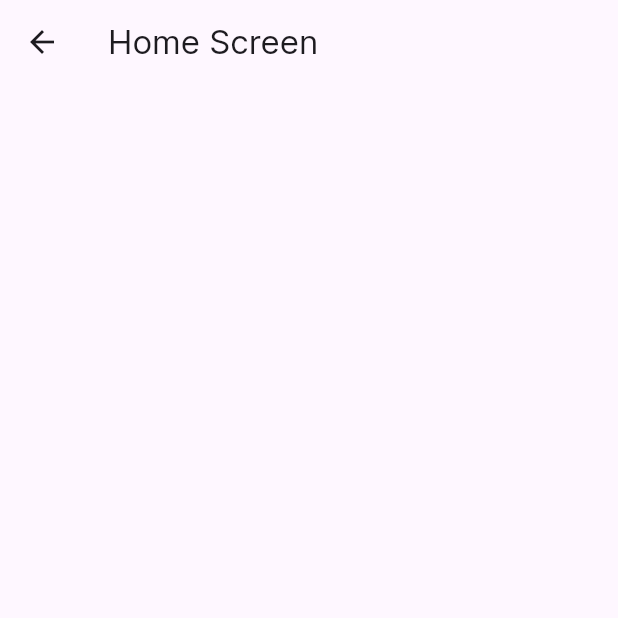
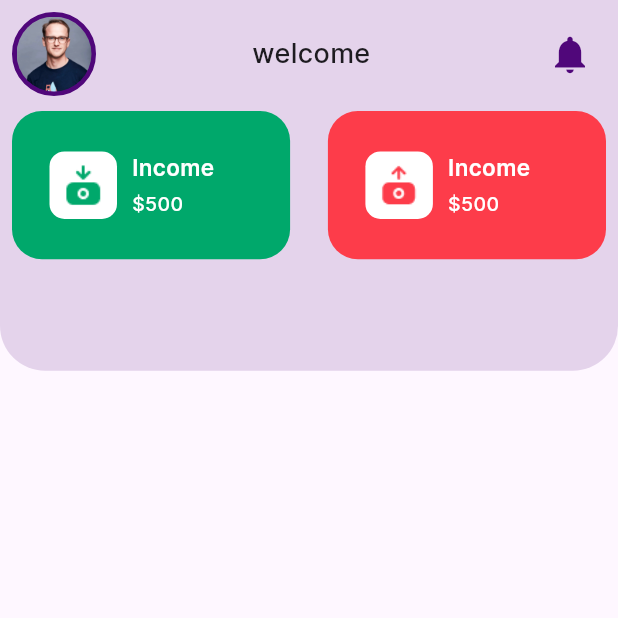
Before and after one commit to sharada0417/Digital_expenz_tracker, a Flutter app: the HomeScreen screen opened directly, on a phone screen of 412 x 824 dp, the top half of it. Run offline on Flutter 3.47's test engine with Material 3 defaults, Android fonts, the phone set to English and light mode, and no system bars; our stand-ins replace shared_preferences, smooth_page_indicator; accounts and stored records are empty.

Commit message:
styling home page

```diff
--- a/lib/screens/home_screen.dart
+++ b/lib/screens/home_screen.dart
@@ -1,3 +1,6 @@
+import 'package:digital_expenz_tracker/constants/colors.dart';
+import 'package:digital_expenz_tracker/services/userService.dart';
+import 'package:digital_expenz_tracker/widgets/income_expence_card.dart';
 import 'package:flutter/material.dart';
 
 class HomeScreen extends StatefulWidget {
@@ -8,12 +11,105 @@ class HomeScreen extends StatefulWidget {
 }
 
 class _HomeScreenState extends State<HomeScreen> {
+  //for store the username
+  String username = "";
+
+  @override
+  void initState() {
+    //get the user name from the shared pref
+    UserServices.getUserData().then((value) {
+      if (value["username"] != null) {
+        setState(() {
+          username = value['username']!;
+          print(username);
+        });
+      }
+    });
+    super.initState();
+  }
+
   @override
   Widget build(BuildContext context) {
     return Scaffold(
-      appBar: AppBar(
-        title: const Text("Home Screen"),
-      ),
-    );
+        body: SafeArea(
+      child: SingleChildScrollView(
+          //main column
+          child: Column(
+        children: [
+          Container(
+            height: MediaQuery.of(context).size.height * 0.3,
+            decoration: BoxDecoration(
+                color: kMainColor.withOpacity(0.15),
+                borderRadius: const BorderRadius.only(
+                  bottomLeft: Radius.circular(30),
+                  bottomRight: Radius.circular(30),
+                )),
+            child: Padding(
+              padding: const EdgeInsets.all(8.0),
+              child: Column(
+                children: [
+                  Row(
+                    mainAxisAlignment: MainAxisAlignment.spaceBetween,
+                    children: [
+                      Container(
+                        decoration: BoxDecoration(
+                            borderRadius: BorderRadius.circular(100),
+                            color: kMainColor,
+                            border: Border.all(
+                              color: kMainColor,
+                              width: 3,
+                            )),
+                        child: ClipRRect(
+                          borderRadius: BorderRadius.circular(100),
+                          child: Image.asset(
+                            "assets/images/user.jpg",
+                            width: 50,
+                            fit: BoxFit.cover,
+                          ),
+                        ),
+                      ),
+                      const SizedBox(
+                        width: 20,
+                      ),
+                      Text(
+                        "welcome $username",
+                        style: const TextStyle(
+                            fontSize: 18, fontWeight: FontWeight.w500),
+                      ),
+                      const SizedBox(
+                        width: 20,
+                      ),
+                      IconButton(
+                        onPressed: () {},
+                        icon: const Icon(Icons.notifications,
+                            color: kMainColor, size: 30),
+                      )
+                    ],
+                  ),
+                  const SizedBox(
+                    height: 10,
+                  ),
+                  const Row(
+                    mainAxisAlignment: MainAxisAlignment.spaceBetween,
+                    children: [
+                      IncomeExpenceCard(
+                          title: "Income",
+                          amount: 500,
+                          imageUrl: "assets/images/income.png",
+                          bgColor: kGreen),
+                      IncomeExpenceCard(
+                          title: "Income",
+                          amount: 500,
+                          imageUrl: "assets/images/expense.png",
+                          bgColor: kRed),
+                    ],
+                  ),
+                ],
+              ),
+            ),
+          )
+        ],
+      )),
+    ));
   }
 }
--- a/lib/services/userService.dart
+++ b/lib/services/userService.dart
@@ -45,4 +45,15 @@ class UserServices {
     String? userName = prefs.getString('username');
     return userName != null;
   }
+
+  //get the username and the email
+  static Future<Map<String, String>> getUserData() async {
+    //create an instance for shared pref
+    SharedPreferences pref = await SharedPreferences.getInstance();
+
+    String? userName = pref.getString("username");
+    String? email = pref.getString("email");
+
+    return {"username": userName!, "email": email!};
+  }
 }
--- /dev/null
+++ b/lib/widgets/income_expence_card.dart
@@ -0,0 +1,88 @@
+import 'package:digital_expenz_tracker/constants/colors.dart';
+import 'package:digital_expenz_tracker/constants/constants.dart';
+import 'package:flutter/material.dart';
+
+class IncomeExpenceCard extends StatefulWidget {
+  final String title;
+  final int amount;
+  final String imageUrl;
+  final Color bgColor;
+
+  const IncomeExpenceCard({
+    super.key,
+    required this.title,
+    required this.amount,
+    required this.imageUrl,
+    required this.bgColor,
+  });
+
+  @override
+  State<IncomeExpenceCard> createState() => _IncomeExpenceCardState();
+}
+
+class _IncomeExpenceCardState extends State<IncomeExpenceCard> {
+  @override
+  Widget build(BuildContext context) {
+    return Container(
+      width: MediaQuery.of(context).size.width * 0.45,
+      height: MediaQuery.of(context).size.height * 0.12,
+      decoration: BoxDecoration(
+        color: widget.bgColor,
+        borderRadius: BorderRadius.circular(20),
+      ),
+      child: Padding(
+        padding: const EdgeInsets.all(kDefaultpadding),
+        child: Row(
+          crossAxisAlignment: CrossAxisAlignment.center,
+          children: [
+            // Image box
+            Container(
+              height: 45,
+              width: 45,
+              decoration: BoxDecoration(
+                color: kWhite,
+                borderRadius: BorderRadius.circular(10),
+              ),
+              child: Center(
+                child: Image.asset(
+                  widget.imageUrl,
+                  width: 30,
+                  height: 30,
+                ),
+              ),
+            ),
+
+            const SizedBox(width: 10),
+
+            // Text Column
+            Expanded(
+              child: Column(
+                mainAxisAlignment: MainAxisAlignment.center,
+                crossAxisAlignment: CrossAxisAlignment.start,
+                children: [
+                  Text(
+                    widget.title,
+                    style: const TextStyle(
+                      fontSize: 15,
+                      color: kWhite,
+                      fontWeight: FontWeight.w600,
+                    ),
+                  ),
+                  const SizedBox(height: 4),
+                  Text(
+                    "\$${widget.amount.toStringAsFixed(0)}",
+                    style: const TextStyle(
+                      fontSize: 13,
+                      color: kWhite,
+                      fontWeight: FontWeight.w500,
+                    ),
+                  ),
+                ],
+              ),
+            ),
+          ],
+        ),
+      ),
+    );
+  }
+}
```
